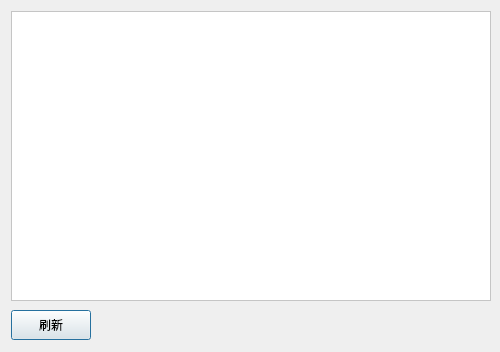
Qt form TCLAutoTestTool/DialogSerialportList.ui (wlffeng2008/TCLAutoTest) before a commit.
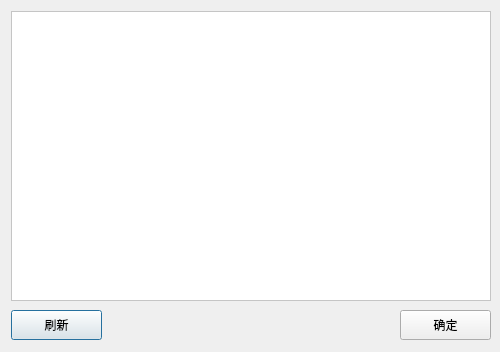
The same form after that commit.

The edit to the form file:
```diff
--- a/TCLAutoTestTool/DialogSerialportList.ui
+++ b/TCLAutoTestTool/DialogSerialportList.ui
@@ -18,7 +18,7 @@
     <rect>
      <x>11</x>
      <y>310</y>
-     <width>80</width>
+     <width>91</width>
      <height>30</height>
     </rect>
    </property>
@@ -52,6 +52,19 @@
     <bool>false</bool>
    </attribute>
   </widget>
+  <widget class="QPushButton" name="pushButtonOK">
+   <property name="geometry">
+    <rect>
+     <x>400</x>
+     <y>310</y>
+     <width>91</width>
+     <height>30</height>
+    </rect>
+   </property>
+   <property name="text">
+    <string>确定</string>
+   </property>
+  </widget>
  </widget>
  <resources/>
  <connections/>
```
Left out of the diff: 6 changed lines with no effect on the pictures.
